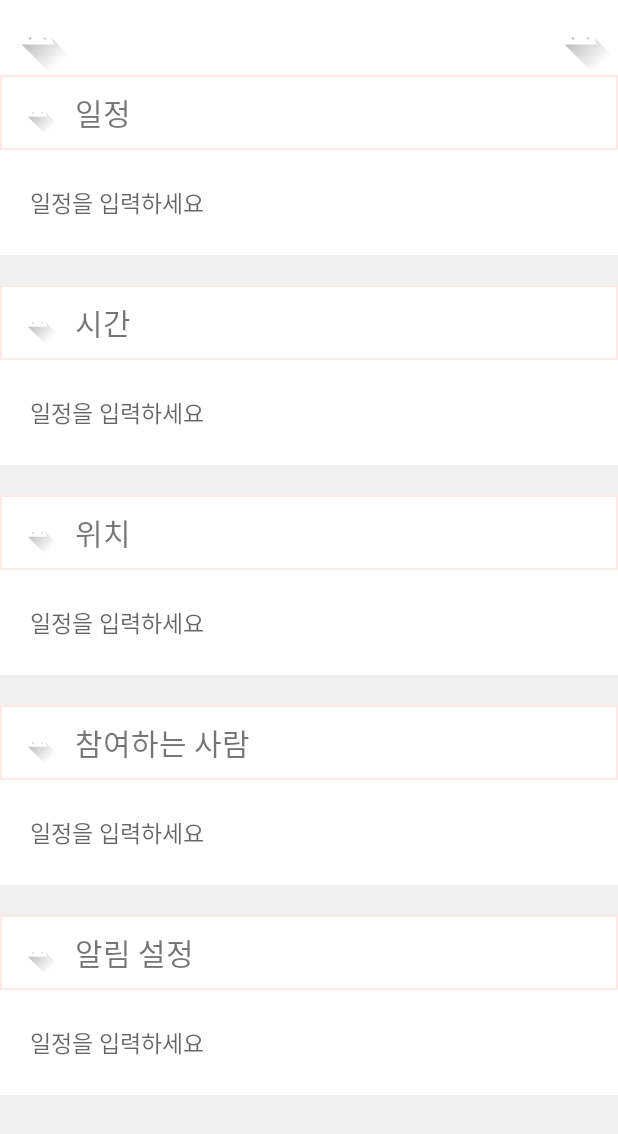
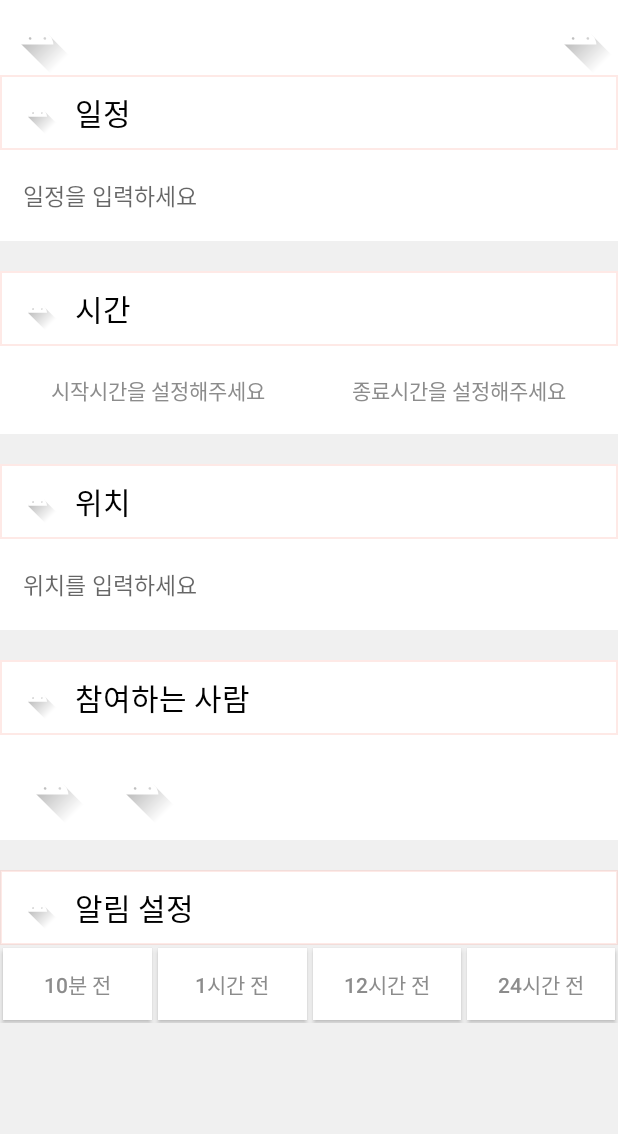
Before and after one commit to silver0-stack/DoranDoran, an Android app: the layout schedule_writing.xml on its own in the app's theme, with its tools: preview values and no code run, on a phone screen of 412 x 824 dp. Shown: the top 1134 px of the screen. Run offline under Robolectric (Android 15) with nearby library versions, the phone set to English and light mode, and no system bars.

Commit message:
xml 제작중

```diff
--- a/app/src/main/res/layout/schedule_writing.xml
+++ b/app/src/main/res/layout/schedule_writing.xml
@@ -61,6 +61,7 @@
                         android:layout_height="50dp"
                         android:text="일정"
                         android:textSize="20dp"
+                        android:textColor="@color/black"
                         android:gravity="center|left"/>
                 </LinearLayout>
                 <EditText
@@ -69,7 +70,7 @@
                     android:hint="일정을 입력하세요"
                     android:textSize="15dp"
                     android:background="@color/white"
-                    android:layout_margin="20dp"/>
+                    android:layout_margin="15dp"/>
 
             </LinearLayout>
 
@@ -94,16 +95,31 @@
                         android:layout_width="match_parent"
                         android:layout_height="50dp"
                         android:text="시간"
+                        android:textColor="@color/black"
                         android:textSize="20dp"
                         android:gravity="center|left"/>
                 </LinearLayout>
-                <EditText
+
+                <LinearLayout
                     android:layout_width="match_parent"
-                    android:layout_height="30dp"
-                    android:hint="일정을 입력하세요"
-                    android:textSize="15dp"
-                    android:background="@color/white"
-                    android:layout_margin="20dp"/>
+                    android:layout_height="match_parent"
+                    android:layout_margin="5dp">
+                    <Button
+                        android:layout_width="match_parent"
+                        android:layout_height="match_parent"
+                        android:background="@color/white"
+                        android:text="시작시간을 설정해주세요"
+                        android:textColor="#8C8C8C"
+                        android:layout_weight="1"/>
+                    <Button
+                        android:layout_width="match_parent"
+                        android:layout_height="match_parent"
+                        android:background="@color/white"
+                        android:text="종료시간을 설정해주세요"
+                        android:textColor="#8C8C8C"
+                        android:layout_weight="1"/>
+                </LinearLayout>
+
 
             </LinearLayout>
 
@@ -128,16 +144,17 @@
                         android:layout_width="match_parent"
                         android:layout_height="50dp"
                         android:text="위치"
+                        android:textColor="@color/black"
                         android:textSize="20dp"
                         android:gravity="center|left"/>
                 </LinearLayout>
                 <EditText
                     android:layout_width="match_parent"
                     android:layout_height="30dp"
-                    android:hint="일정을 입력하세요"
+                    android:hint="위치를 입력하세요"
                     android:textSize="15dp"
                     android:background="@color/white"
-                    android:layout_margin="20dp"/>
+                    android:layout_margin="15dp"/>
             </LinearLayout>
 
             <LinearLayout
@@ -161,22 +178,31 @@
                         android:layout_width="match_parent"
                         android:layout_height="50dp"
                         android:text="참여하는 사람"
+                        android:textColor="@color/black"
                         android:textSize="20dp"
                         android:gravity="center|left"/>
                 </LinearLayout>
-                <EditText
+
+                <LinearLayout
                     android:layout_width="match_parent"
-                    android:layout_height="30dp"
-                    android:hint="일정을 입력하세요"
-                    android:textSize="15dp"
-                    android:background="@color/white"
-                    android:layout_margin="20dp"/>
+                    android:layout_height="match_parent"
+                    android:layout_margin="10dp"
+                    android:orientation="horizontal">
+                    <ImageView
+                        android:layout_width="50dp"
+                        android:layout_height="50dp"
+                        android:src="@drawable/ic_launcher_foreground"/>
+                    <ImageView
+                        android:layout_width="50dp"
+                        android:layout_height="50dp"
+                        android:src="@drawable/ic_launcher_foreground"
+                        android:layout_marginHorizontal="10dp"/>
+                </LinearLayout>
             </LinearLayout>
 
             <LinearLayout
                 android:layout_width="match_parent"
                 android:layout_height="wrap_content"
-                android:background="@color/white"
                 android:orientation="vertical"
                 android:layout_marginTop="20dp">
 
@@ -194,16 +220,48 @@
                         android:layout_width="match_parent"
                         android:layout_height="50dp"
                         android:text="알림 설정"
+                        android:textColor="@color/black"
                         android:textSize="20dp"
                         android:gravity="center|left"/>
                 </LinearLayout>
-                <EditText
+                <LinearLayout
                     android:layout_width="match_parent"
-                    android:layout_height="30dp"
-                    android:hint="일정을 입력하세요"
-                    android:textSize="15dp"
-                    android:background="@color/white"
-                    android:layout_margin="20dp"/>
+                    android:layout_height="match_parent"
+                    android:background="#F0F0F0">
+                    <Button
+                        android:layout_width="match_parent"
+                        android:layout_height="match_parent"
+                        android:background="@color/white"
+                        android:text="10분 전"
+                        android:textColor="#8C8C8C"
+                        android:layout_weight="1"
+                        android:layout_margin="2dp"/>
+                    <Button
+                        android:layout_width="match_parent"
+                        android:layout_height="match_parent"
+                        android:background="@color/white"
+                        android:text="1시간 전"
+                        android:textColor="#8C8C8C"
+                        android:layout_weight="1"
+                        android:layout_margin="2dp"/>
+                    <Button
+                        android:layout_width="match_parent"
+                        android:layout_height="match_parent"
+                        android:background="@color/white"
+                        android:text="12시간 전"
+                        android:textColor="#8C8C8C"
+                        android:layout_weight="1"
+                        android:layout_margin="2dp"/>
+                    <Button
+                        android:layout_width="match_parent"
+                        android:layout_height="match_parent"
+                        android:background="@color/white"
+                        android:text="24시간 전"
+                        android:textColor="#8C8C8C"
+                        android:layout_weight="1"
+                        android:layout_margin="2dp"/>
+                </LinearLayout>
+
             </LinearLayout>
 
         </LinearLayout>
--- a/app/src/main/res/values/themes.xml
+++ b/app/src/main/res/values/themes.xml
@@ -1,6 +1,6 @@
 <resources xmlns:tools="http://schemas.android.com/tools">
     <!-- Base application theme. -->
-    <style name="Theme.Doran" parent="Theme.MaterialComponents.DayNight.DarkActionBar">
+    <style name="Theme.Doran" parent="Theme.Design.Light.NoActionBar">
         <!-- Primary brand color. -->
         <item name="colorPrimary">@color/purple_500</item>
         <item name="colorPrimaryVariant">@color/purple_700</item>
```
